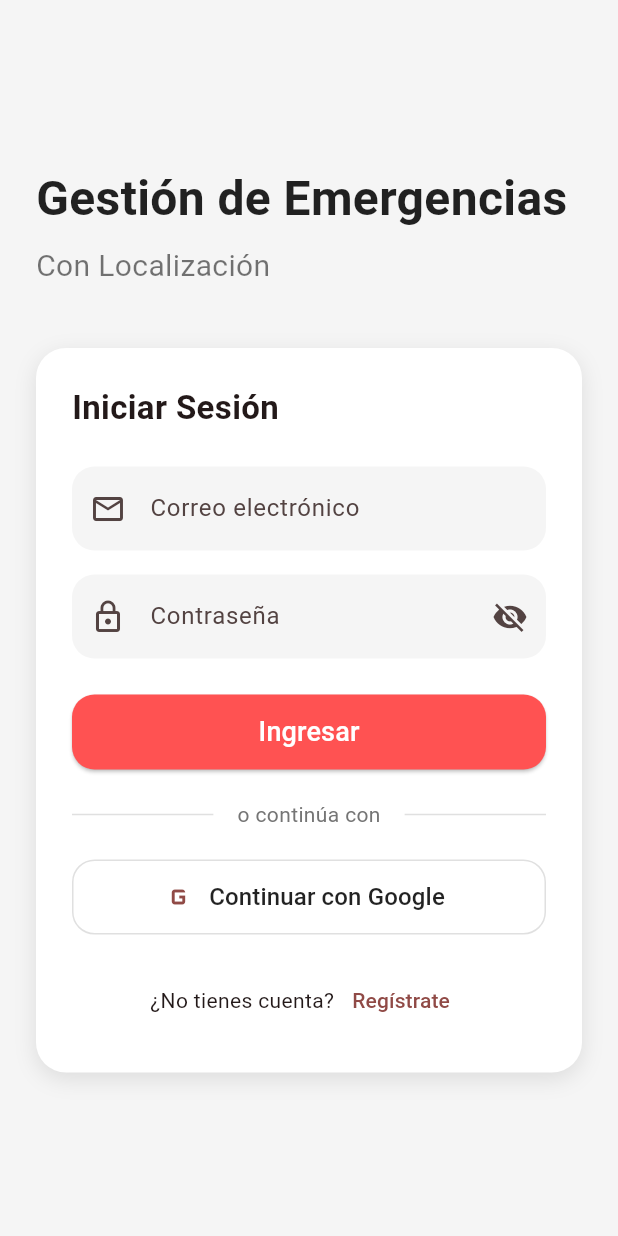
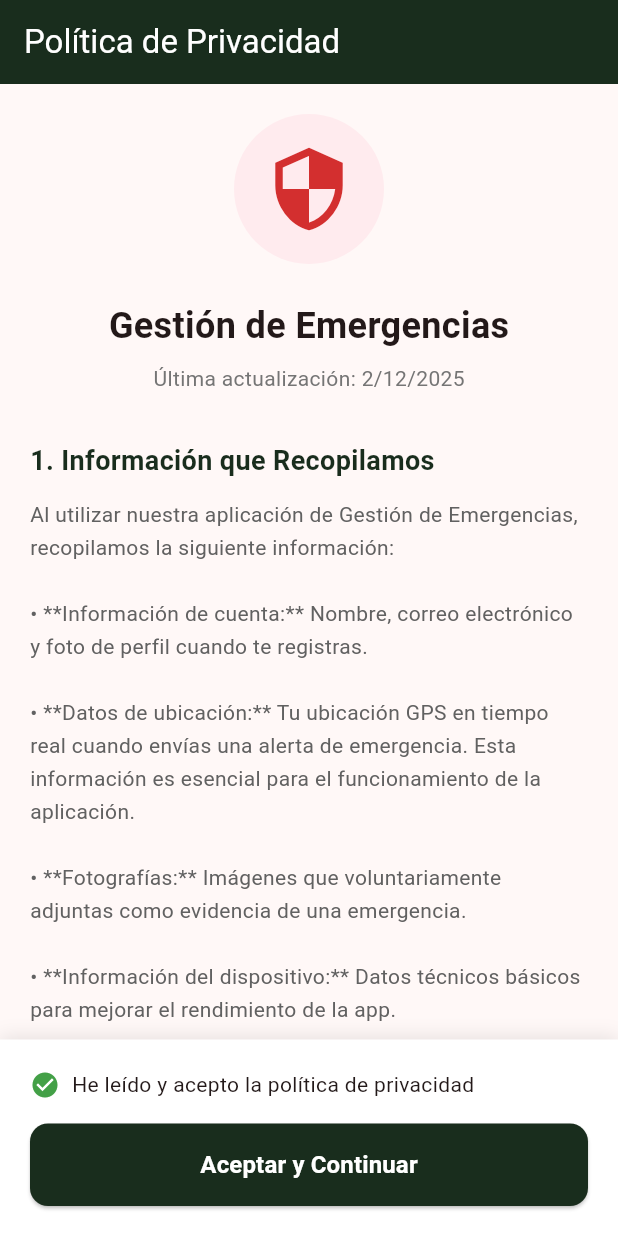
Before and after one commit to Jos467/Proyecto_Final, a Flutter app: the screen it shows after launch, on a phone screen of 412 x 824 dp. Run offline on Flutter 3.47's test engine with Material 3 defaults, Android fonts, the light colour scheme and no system bars; our stand-ins replace cloud_firestore, firebase_auth, firebase_core, firebase_storage, geocoding, geolocator and 3 more; accounts and stored records are empty.

Commit message:
Politica de Privacidad Funcionando

```diff
--- a/lib/main.dart
+++ b/lib/main.dart
@@ -1,12 +1,14 @@
 import 'package:flutter/material.dart';
 import 'package:firebase_core/firebase_core.dart';
+import 'package:proyecto_movil_2/screens/splash_screen.dart';
+import 'package:proyecto_movil_2/screens/politica_privacidad_screen.dart';
 import 'package:proyecto_movil_2/screens/login_screen.dart';
 import 'package:proyecto_movil_2/screens/registro_screen.dart';
 import 'package:proyecto_movil_2/screens/home_screen.dart';
 import 'package:proyecto_movil_2/screens/lista_alertas_screen.dart';
 import 'package:proyecto_movil_2/screens/detalle_alerta_screen.dart';
 import 'package:proyecto_movil_2/screens/perfil_screen.dart';
-import 'package:proyecto_movil_2/screens/mapa_alertas_screen.dart'; // ← AGREGAR
+import 'package:proyecto_movil_2/screens/mapa_alertas_screen.dart';
 
 void main() async {
   WidgetsFlutterBinding.ensureInitialized();
@@ -26,15 +28,18 @@ class MyApp extends StatelessWidget {
         colorScheme: ColorScheme.fromSeed(seedColor: Colors.redAccent),
         useMaterial3: true,
       ),
-      initialRoute: '/login',
+      initialRoute: '/', // Cambiado a splash
       routes: {
+        '/': (context) => const SplashScreen(), // Nueva ruta inicial
+        '/politica-inicial': (context) => const PoliticaPrivacidadScreen(esPrimeraVez: true),
+        '/politica': (context) => const PoliticaPrivacidadScreen(esPrimeraVez: false),
         '/login': (context) => const LoginPage(),
         '/register': (context) => const RegisterPage(),
         '/home': (context) => const HomeScreen(),
         '/mis-alertas': (context) => ListaAlertasScreen(),
         '/detalle-alerta': (context) => DetalleAlertaScreen(),
         '/perfil': (context) => PerfilScreen(),
-        '/mapa': (context) => const MapaAlertasScreen(), // ← AGREGAR
+        '/mapa': (context) => const MapaAlertasScreen(),
       },
     );
   }
--- /dev/null
+++ b/lib/screens/politica_privacidad_screen.dart
@@ -0,0 +1,312 @@
+import 'package:flutter/material.dart';
+import 'package:shared_preferences/shared_preferences.dart';
+
+class PoliticaPrivacidadScreen extends StatelessWidget {
+  final bool esPrimeraVez;
+
+  const PoliticaPrivacidadScreen({
+    super.key,
+    this.esPrimeraVez = false,
+  });
+
+  Future<void> _aceptarPolitica(BuildContext context) async {
+    final prefs = await SharedPreferences.getInstance();
+    await prefs.setBool('politica_aceptada', true);
+
+    if (context.mounted) {
+      Navigator.pushReplacementNamed(context, '/login');
+    }
+  }
+
+  @override
+  Widget build(BuildContext context) {
+    return Scaffold(
+      appBar: AppBar(
+        title: const Text('Política de Privacidad'),
+        backgroundColor: const Color.fromARGB(255, 25, 45, 29),
+        foregroundColor: Colors.white,
+        automaticallyImplyLeading: !esPrimeraVez,
+      ),
+      body: Column(
+        children: [
+          // Contenido scrolleable
+          Expanded(
+            child: SingleChildScrollView(
+              padding: const EdgeInsets.all(20),
+              child: Column(
+                crossAxisAlignment: CrossAxisAlignment.start,
+                children: [
+                  // Logo o ícono
+                  Center(
+                    child: Container(
+                      padding: const EdgeInsets.all(20),
+                      decoration: BoxDecoration(
+                        color: Colors.red.shade50,
+                        shape: BoxShape.circle,
+                      ),
+                      child: Icon(
+                        Icons.security,
+                        size: 60,
+                        color: Colors.red.shade700,
+                      ),
+                    ),
+                  ),
+
+                  const SizedBox(height: 24),
+
+                  const Center(
+                    child: Text(
+                      'Gestión de Emergencias',
+                      style: TextStyle(
+                        fontSize: 24,
+                        fontWeight: FontWeight.bold,
+                      ),
+                    ),
+                  ),
+
+                  const SizedBox(height: 8),
+
+                  Center(
+                    child: Text(
+                      'Última actualización: ${DateTime.now().day}/${DateTime.now().month}/${DateTime.now().year}',
+                      style: TextStyle(
+                        color: Colors.grey.shade600,
+                        fontSize: 14,
+                      ),
+                    ),
+                  ),
+
+                  const SizedBox(height: 32),
+
+                  // Secciones de la política
+                  _buildSeccion(
+                    '1. Información que Recopilamos',
+                    '''
+Al utilizar nuestra aplicación de Gestión de Emergencias, recopilamos la siguiente información:
+
+• **Información de cuenta:** Nombre, correo electrónico y foto de perfil cuando te registras.
+
+• **Datos de ubicación:** Tu ubicación GPS en tiempo real cuando envías una alerta de emergencia. Esta información es esencial para el funcionamiento de la aplicación.
+
+• **Fotografías:** Imágenes que voluntariamente adjuntas como evidencia de una emergencia.
+
+• **Información del dispositivo:** Datos técnicos básicos para mejorar el rendimiento de la app.
+''',
+                  ),
+
+                  _buildSeccion(
+                    '2. Cómo Utilizamos tu Información',
+                    '''
+Utilizamos la información recopilada para:
+
+• **Gestionar emergencias:** Mostrar tu ubicación y alerta a otros usuarios para facilitar la respuesta a emergencias.
+
+• **Mejorar el servicio:** Analizar el uso de la aplicación para mejorar su funcionamiento.
+
+• **Comunicación:** Enviarte notificaciones relacionadas con alertas de emergencia en tu área.
+
+• **Seguridad:** Proteger a los usuarios y prevenir el uso indebido de la plataforma.
+''',
+                  ),
+
+                  _buildSeccion(
+                    '3. Compartición de Datos',
+                    '''
+Tu información puede ser compartida en las siguientes circunstancias:
+
+• **Con otros usuarios:** Las alertas de emergencia (tipo, ubicación, foto) son visibles para otros usuarios de la aplicación.
+
+• **Servicios de terceros:** Utilizamos Firebase (Google) para almacenamiento y autenticación, y Google Maps para la visualización de mapas.
+
+• **Requerimientos legales:** Podemos divulgar información si es requerido por ley o para proteger la seguridad pública.
+''',
+                  ),
+
+                  _buildSeccion(
+                    '4. Almacenamiento y Seguridad',
+                    '''
+• Tus datos se almacenan de forma segura en servidores de Firebase (Google Cloud).
+
+• Implementamos medidas de seguridad técnicas y organizativas para proteger tu información.
+
+• Las contraseñas se almacenan de forma encriptada.
+
+• El acceso a los datos está restringido mediante reglas de seguridad.
+''',
+                  ),
+
+                  _buildSeccion(
+                    '5. Tus Derechos',
+                    '''
+Tienes derecho a:
+
+• **Acceder:** Solicitar una copia de tus datos personales.
+
+• **Rectificar:** Corregir información incorrecta desde tu perfil.
+
+• **Eliminar:** Solicitar la eliminación de tu cuenta y datos asociados.
+
+• **Revocar:** Retirar tu consentimiento en cualquier momento.
+
+Para ejercer estos derechos, contáctanos a través de la aplicación.
+''',
+                  ),
+
+                  _buildSeccion(
+                    '6. Uso de la Ubicación',
+                    '''
+Esta aplicación requiere acceso a tu ubicación GPS para:
+
+• Registrar la ubicación exacta de las emergencias reportadas.
+
+• Mostrar alertas cercanas a tu ubicación en el mapa.
+
+• Proporcionar direcciones legibles mediante geocodificación.
+
+**Importante:** Solo accedemos a tu ubicación cuando utilizas activamente la función de enviar alertas. No rastreamos tu ubicación en segundo plano.
+''',
+                  ),
+
+                  _buildSeccion(
+                    '7. Menores de Edad',
+                    '''
+Esta aplicación no está dirigida a menores de 13 años. No recopilamos intencionalmente información de niños. Si descubrimos que hemos recopilado datos de un menor, los eliminaremos inmediatamente.
+''',
+                  ),
+
+                  _buildSeccion(
+                    '8. Cambios en la Política',
+                    '''
+Podemos actualizar esta política de privacidad periódicamente. Te notificaremos sobre cambios significativos a través de la aplicación. El uso continuado de la app después de los cambios constituye tu aceptación de la política actualizada.
+''',
+                  ),
+
+                  _buildSeccion(
+                    '9. Contacto',
+                    '''
+Si tienes preguntas sobre esta política de privacidad o sobre cómo manejamos tus datos, puedes contactarnos a través de:
+
+📧 Email: soporte@emergenciasapp.com
+📍 Ubicación: Santa Rosa de Copán, Honduras
+''',
+                  ),
+
+                  const SizedBox(height: 20),
+
+                  // Nota final
+                  Container(
+                    padding: const EdgeInsets.all(16),
+                    decoration: BoxDecoration(
+                      color: Colors.blue.shade50,
+                      borderRadius: BorderRadius.circular(12),
+                      border: Border.all(color: Colors.blue.shade200),
+                    ),
+                    child: Row(
+                      children: [
+                        Icon(Icons.info_outline, color: Colors.blue.shade700),
+                        const SizedBox(width: 12),
+                        Expanded(
+                          child: Text(
+                            'Al usar esta aplicación, aceptas esta política de privacidad y nuestros términos de servicio.',
+                            style: TextStyle(
+                              color: Colors.blue.shade700,
+                              fontSize: 13,
+                            ),
+                          ),
+                        ),
+                      ],
+                    ),
+                  ),
+
+                  const SizedBox(height: 100), // Espacio para el botón
+                ],
+              ),
+            ),
+          ),
+
+          // Botón de aceptar (solo si es primera vez)
+          if (esPrimeraVez)
+            Container(
+              padding: const EdgeInsets.all(20),
+              decoration: BoxDecoration(
+                color: Colors.white,
+                boxShadow: [
+                  BoxShadow(
+                    color: Colors.black.withOpacity(0.1),
+                    blurRadius: 10,
+                    offset: const Offset(0, -2),
+                  ),
+                ],
+              ),
+              child: SafeArea(
+                child: Column(
+                  mainAxisSize: MainAxisSize.min,
+                  children: [
+                    Row(
+                      children: [
+                        Icon(Icons.check_circle, color: Colors.green.shade600, size: 20),
+                        const SizedBox(width: 8),
+                        const Expanded(
+                          child: Text(
+                            'He leído y acepto la política de privacidad',
+                            style: TextStyle(fontSize: 14),
+                          ),
+                        ),
+                      ],
+                    ),
+                    const SizedBox(height: 16),
+                    SizedBox(
+                      width: double.infinity,
+                      child: ElevatedButton(
+                        onPressed: () => _aceptarPolitica(context),
+                        style: ElevatedButton.styleFrom(
+                          backgroundColor: const Color.fromARGB(255, 25, 45, 29),
+                          foregroundColor: Colors.white,
+                          padding: const EdgeInsets.symmetric(vertical: 16),
+                          shape: RoundedRectangleBorder(
+                            borderRadius: BorderRadius.circular(12),
+                          ),
+                        ),
+                        child: const Text(
+                          'Aceptar y Continuar',
+                          style: TextStyle(fontSize: 16, fontWeight: FontWeight.bold),
+                        ),
+                      ),
+                    ),
+                  ],
+                ),
+              ),
+            ),
+        ],
+      ),
+    );
+  }
+
+  Widget _buildSeccion(String titulo, String contenido) {
+    return Padding(
+      padding: const EdgeInsets.only(bottom: 24),
+      child: Column(
+        crossAxisAlignment: CrossAxisAlignment.start,
+        children: [
+          Text(
+            titulo,
+            style: const TextStyle(
+              fontSize: 18,
+              fontWeight: FontWeight.bold,
+              color: Color.fromARGB(255, 25, 45, 29),
+            ),
+          ),
+          const SizedBox(height: 12),
+          Text(
+            contenido.trim(),
+            style: TextStyle(
+              fontSize: 14,
+              color: Colors.grey.shade700,
+              height: 1.6,
+            ),
+          ),
+        ],
+      ),
+    );
+  }
+}
--- a/pubspec.yaml
+++ b/pubspec.yaml
@@ -11,6 +11,8 @@ environment:
 dependencies:
   flutter:
     sdk: flutter
+
+  shared_preferences: ^2.2.2
 
   # === ICONOS ===
   cupertino_icons: ^1.0.8
```
Also changed, not shown: lib/screens/perfil_screen.dart (+43 -1 lines), lib/screens/splash_screen.dart (added, +94 -0 lines), lib/models/alerta_model.dart (line endings or trailing spaces), lib/screens/home_screen.dart (line endings or trailing spaces), lib/screens/login_screen.dart (line endings or trailing spaces), pubspec.lock, 1 other file.
